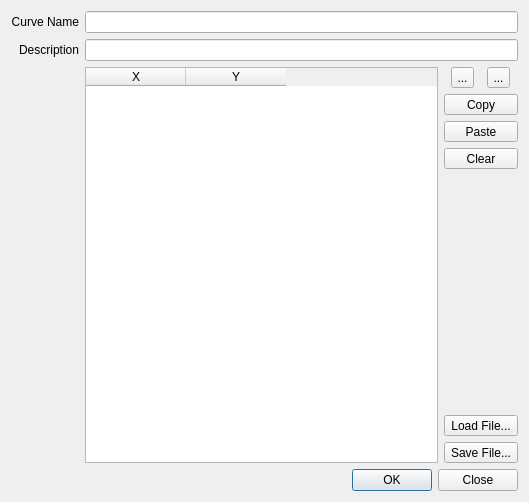
The window that flo2d/ui/xy_curve_editor.ui (FLO-2DSoftware/qgis-flo-2d-plugin) describes before a commit, drawn with Qt 5.
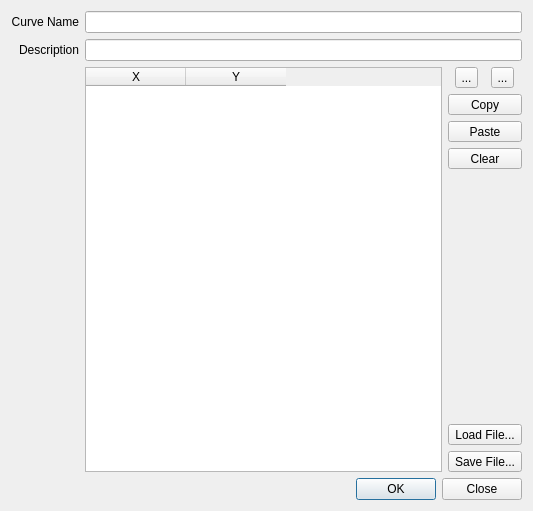
The same window after the commit. Icons and pictures are not drawn.

```diff
--- a/flo2d/ui/xy_curve_editor.ui
+++ b/flo2d/ui/xy_curve_editor.ui
@@ -9,8 +9,8 @@
    <rect>
     <x>0</x>
     <y>0</y>
-    <width>529</width>
-    <height>502</height>
+    <width>533</width>
+    <height>511</height>
    </rect>
   </property>
   <property name="sizePolicy">
```
